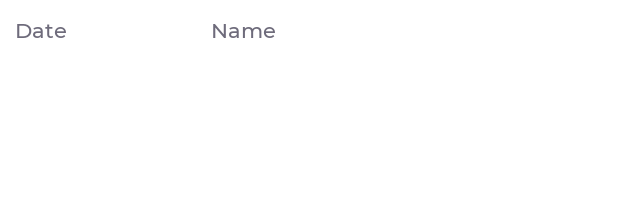
After one commit to DongtaiS/DiscJockeyManager, an Android app: the layout calendar_event_item.xml on its own in the app's theme, with its tools: preview values and no code run, on a phone screen of 412 x 824 dp. The commit adds this screen. Shown: the top 214 px of the screen. Run offline under Robolectric (Android 15) with nearby library versions, the phone set to English and light mode, and no system bars; network calls fail.

Commit message:
adding calendar events

```diff
--- /dev/null
+++ b/app/src/main/res/layout/calendar_event_item.xml
@@ -0,0 +1,35 @@
+<?xml version="1.0" encoding="utf-8"?>
+<androidx.constraintlayout.widget.ConstraintLayout xmlns:android="http://schemas.android.com/apk/res/android"
+    xmlns:app="http://schemas.android.com/apk/res-auto"
+    xmlns:tools="http://schemas.android.com/tools"
+    android:layout_width="match_parent"
+    android:layout_height="match_parent">
+
+    <LinearLayout
+        android:id="@+id/layoutCalendarEvent"
+        android:layout_width="0dp"
+        android:layout_height="wrap_content"
+        android:background="@drawable/rounded_background_small"
+        android:backgroundTint="?attr/secondaryBackground"
+        android:orientation="horizontal"
+        android:padding="10dp"
+        app:layout_constraintEnd_toEndOf="parent"
+        app:layout_constraintStart_toStartOf="parent"
+        app:layout_constraintTop_toTopOf="parent">
+
+        <TextView
+            android:id="@+id/txtCalendarEventDate"
+            android:layout_width="0dp"
+            android:layout_height="wrap_content"
+            android:layout_weight="1"
+            android:text="Date" />
+
+        <TextView
+            android:id="@+id/txtCalendarEventName"
+            android:layout_width="0dp"
+            android:layout_height="wrap_content"
+            android:layout_weight="2"
+            android:text="Name" />
+    </LinearLayout>
+
+</androidx.constraintlayout.widget.ConstraintLayout>
```
Also changed, not shown: app/src/main/java/com/example/discjockeymanager/CalendarFragment.kt (+56 -7 lines), app/src/main/res/layout/fragment_calendar.xml (+20 -2 lines), app/src/main/res/navigation/nav_graph.xml (+6 -24 lines).
